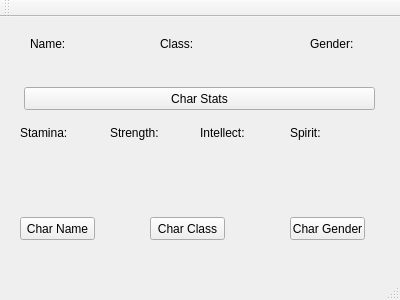
Old version of the form mainwindow.ui in the repository jspence300/CharSelection.
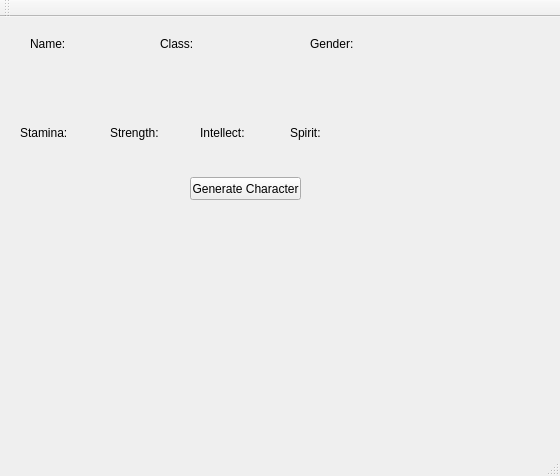
New version of the form.

```diff
--- a/mainwindow.ui
+++ b/mainwindow.ui
@@ -6,53 +6,14 @@
    <rect>
     <x>0</x>
     <y>0</y>
-    <width>400</width>
-    <height>300</height>
+    <width>560</width>
+    <height>476</height>
    </rect>
   </property>
   <property name="windowTitle">
    <string>MainWindow</string>
   </property>
   <widget class="QWidget" name="centralWidget">
-   <widget class="QPushButton" name="randName">
-    <property name="geometry">
-     <rect>
-      <x>20</x>
-      <y>200</y>
-      <width>75</width>
-      <height>23</height>
-     </rect>
-    </property>
-    <property name="text">
-     <string>Char Name</string>
-    </property>
-   </widget>
-   <widget class="QPushButton" name="randClass">
-    <property name="geometry">
-     <rect>
-      <x>150</x>
-      <y>200</y>
-      <width>75</width>
-      <height>23</height>
-     </rect>
-    </property>
-    <property name="text">
-     <string>Char Class</string>
-    </property>
-   </widget>
-   <widget class="QPushButton" name="randGender">
-    <property name="geometry">
-     <rect>
-      <x>290</x>
-      <y>200</y>
-      <width>75</width>
-      <height>23</height>
-     </rect>
-    </property>
-    <property name="text">
-     <string>Char Gender</string>
-    </property>
-   </widget>
    <widget class="QLabel" name="label">
     <property name="geometry">
      <rect>
@@ -131,19 +92,6 @@
      <string/>
     </property>
    </widget>
-   <widget class="QPushButton" name="cStats">
-    <property name="geometry">
-     <rect>
-      <x>24</x>
-      <y>70</y>
-      <width>351</width>
-      <height>23</height>
-     </rect>
-    </property>
-    <property name="text">
-     <string>Char Stats</string>
-    </property>
-   </widget>
    <widget class="QLabel" name="sta">
     <property name="geometry">
      <rect>
@@ -248,6 +196,32 @@
      <string/>
     </property>
    </widget>
+   <widget class="QLabel" name="picLabel">
+    <property name="geometry">
+     <rect>
+      <x>150</x>
+      <y>250</y>
+      <width>181</width>
+      <height>151</height>
+     </rect>
+    </property>
+    <property name="text">
+     <string/>
+    </property>
+   </widget>
+   <widget class="QPushButton" name="charGen">
+    <property name="geometry">
+     <rect>
+      <x>190</x>
+      <y>160</y>
+      <width>111</width>
+      <height>23</height>
+     </rect>
+    </property>
+    <property name="text">
+     <string>Generate Character</string>
+    </property>
+   </widget>
   </widget>
   <widget class="QMenuBar" name="menuBar">
    <property name="geometry">
```
Left out of the diff: 2 changed lines with no effect on the pictures.
